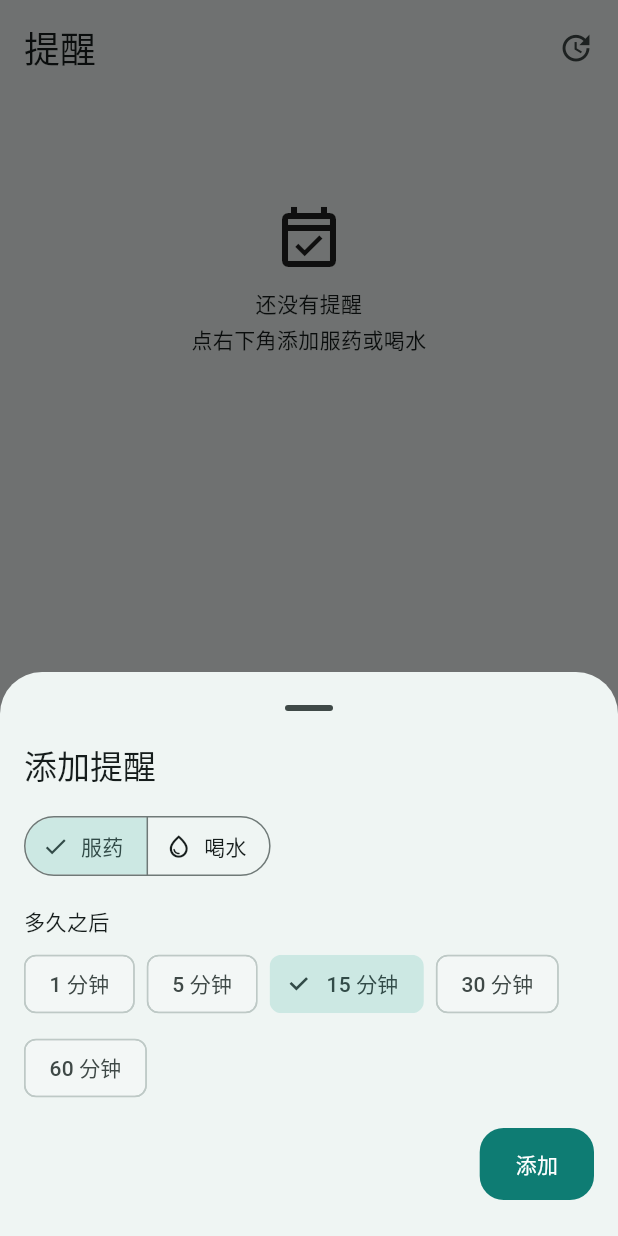
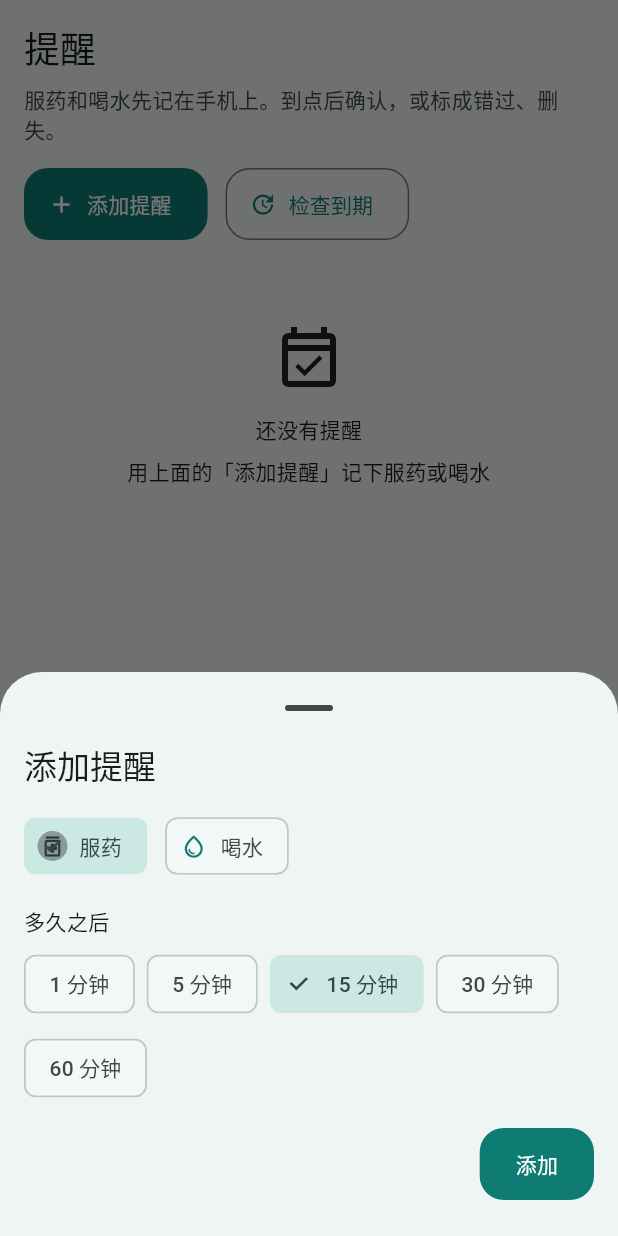
Before and after one commit to kimjoe1689/bylwapp, a Flutter app: the screen it shows after launch, item 3 of the bottom bar chosen, after a tap on "添加提醒", on a phone screen of 412 x 824 dp. Run offline on Flutter 3.47's test engine with Material 3 defaults, Android fonts, the phone set to English and light mode, and no system bars; our stand-ins replace fl_chart, flutter_blue_plus, material_ui, shared_preferences, sqflite, sqflite_common_ffi; accounts and stored records are empty; network calls fail.

Commit message:
Separate the reminder actions into spaced primary and outlined buttons.
Keep add and check-due on one row with rounded corners, and stop the type picker from rendering as one joined bar.

Co-authored-by: kimjoe1689 <kimjoe1689@users.noreply.github.com>

```diff
--- a/app/lib/screens/study_screens.dart
+++ b/app/lib/screens/study_screens.dart
@@ -112,22 +112,23 @@ class _ReminderScreenState extends State<ReminderScreen> {
                 children: [
                   Text('添加提醒', style: Theme.of(context).textTheme.titleLarge),
                   const SizedBox(height: 16),
-                  SegmentedButton<String>(
-                    segments: const [
-                      ButtonSegment(
-                        value: 'MEDICATION',
-                        label: Text('服药'),
-                        icon: Icon(Icons.medication_outlined),
+                  Wrap(
+                    spacing: 12,
+                    runSpacing: 12,
+                    children: [
+                      ChoiceChip(
+                        label: const Text('服药'),
+                        avatar: const Icon(Icons.medication_outlined, size: 18),
+                        selected: kind == 'MEDICATION',
+                        onSelected: (_) => setSheet(() => kind = 'MEDICATION'),
                       ),
-                      ButtonSegment(
-                        value: 'HYDRATION',
-                        label: Text('喝水'),
-                        icon: Icon(Icons.water_drop_outlined),
+                      ChoiceChip(
+                        label: const Text('喝水'),
+                        avatar: const Icon(Icons.water_drop_outlined, size: 18),
+                        selected: kind == 'HYDRATION',
+                        onSelected: (_) => setSheet(() => kind = 'HYDRATION'),
                       ),
                     ],
-                    selected: {kind},
-                    onSelectionChanged: (value) =>
-                        setSheet(() => kind = value.first),
                   ),
                   const SizedBox(height: 16),
                   const Text('多久之后'),
@@ -254,20 +255,38 @@ class _ReminderScreenState extends State<ReminderScreen> {
 
   @override
   Widget build(BuildContext context) {
-    final body = Stack(
-      children: [
-        Column(
+    final body = Column(
+      crossAxisAlignment: CrossAxisAlignment.start,
       children: [
         Padding(
-              padding: const EdgeInsets.fromLTRB(16, 8, 4, 0),
-              child: Row(
+          padding: const EdgeInsets.fromLTRB(16, 16, 16, 8),
+          child: Column(
+            crossAxisAlignment: CrossAxisAlignment.start,
             children: [
               Text('提醒', style: Theme.of(context).textTheme.headlineSmall),
-                  const Spacer(),
-                  IconButton(
-                    tooltip: '检查到期',
+              const SizedBox(height: 8),
+              Text(
+                '服药和喝水先记在手机上。到点后确认，或标成错过、删失。',
+                style: TextStyle(
+                  color: Theme.of(context).colorScheme.onSurfaceVariant,
+                ),
+              ),
+              const SizedBox(height: 16),
+              Wrap(
+                spacing: 12,
+                runSpacing: 12,
+                children: [
+                  FilledButton.icon(
+                    onPressed: _openAdd,
+                    icon: const Icon(Icons.add),
+                    label: const Text('添加提醒'),
+                  ),
+                  OutlinedButton.icon(
                     onPressed: _tick,
                     icon: const Icon(Icons.update),
+                    label: const Text('检查到期'),
+                  ),
+                ],
               ),
             ],
           ),
@@ -281,17 +300,6 @@ class _ReminderScreenState extends State<ReminderScreen> {
               onMiss: _miss,
               onCensor: _censor,
             ),
-              ),
-            ),
-          ],
-        ),
-        Positioned(
-          right: 16,
-          bottom: 16,
-          child: FloatingActionButton.extended(
-            onPressed: _openAdd,
-            icon: const Icon(Icons.add),
-            label: const Text('添加提醒'),
           ),
         ),
       ],
@@ -320,12 +328,12 @@ class _ReminderList extends StatelessWidget {
       return ListView(
         physics: const AlwaysScrollableScrollPhysics(),
         children: const [
-          SizedBox(height: 80),
+          SizedBox(height: 48),
           Center(child: Icon(Icons.event_available_outlined, size: 48)),
+          SizedBox(height: 12),
+          Text('还没有提醒', textAlign: TextAlign.center),
           SizedBox(height: 8),
-          Text('还没有提醒', textAlign: TextAlign.center),
-          SizedBox(height: 4),
-          Text('点右下角添加服药或喝水', textAlign: TextAlign.center),
+          Text('用上面的「添加提醒」记下服药或喝水', textAlign: TextAlign.center),
         ],
       );
     }
@@ -353,12 +361,12 @@ class _ReminderList extends StatelessWidget {
     final sections = [('今天', today), ('即将到期', upcoming), ('已完成', done)];
     return ListView(
       physics: const AlwaysScrollableScrollPhysics(),
-      padding: const EdgeInsets.fromLTRB(16, 8, 16, 88),
+      padding: const EdgeInsets.fromLTRB(16, 8, 16, 24),
       children: [
         for (final section in sections)
           if (section.$2.isNotEmpty) ...[
             Padding(
-              padding: const EdgeInsets.only(top: 8, bottom: 8),
+              padding: const EdgeInsets.only(top: 16, bottom: 8),
               child: Text(
                 section.$1,
                 style: Theme.of(context).textTheme.titleSmall,
@@ -398,7 +406,7 @@ class _ReminderTile extends StatelessWidget {
     String two(int value) => value.toString().padLeft(2, '0');
     final when = '${two(due.hour)}:${two(due.minute)}';
     return Card(
-      margin: const EdgeInsets.only(bottom: 8),
+      margin: const EdgeInsets.only(bottom: 12),
       child: ListTile(
         leading: CircleAvatar(
           backgroundColor: water
--- a/app/lib/ui/app_theme.dart
+++ b/app/lib/ui/app_theme.dart
@@ -46,5 +46,11 @@ ThemeData buildBylwTheme({
         shape: RoundedRectangleBorder(borderRadius: BorderRadius.circular(16)),
       ),
     ),
+    outlinedButtonTheme: OutlinedButtonThemeData(
+      style: OutlinedButton.styleFrom(
+        minimumSize: Size(64, elder ? 56 : 48),
+        shape: RoundedRectangleBorder(borderRadius: BorderRadius.circular(16)),
+      ),
+    ),
   );
 }
--- a/app/pubspec.yaml
+++ b/app/pubspec.yaml
@@ -16,7 +16,7 @@ publish_to: 'none' # Remove this line if you wish to publish to pub.dev
 # https://developer.apple.com/library/archive/documentation/General/Reference/InfoPlistKeyReference/Articles/CoreFoundationKeys.html
 # In Windows, build-name is used as the major, minor, and patch parts
 # of the product and file versions while build-number is used as the build suffix.
-version: 0.2.4+6
+version: 0.2.5+7
 
 environment:
   sdk: ^3.14.0
```
Lines whose indentation alone changed are shown as unchanged.
